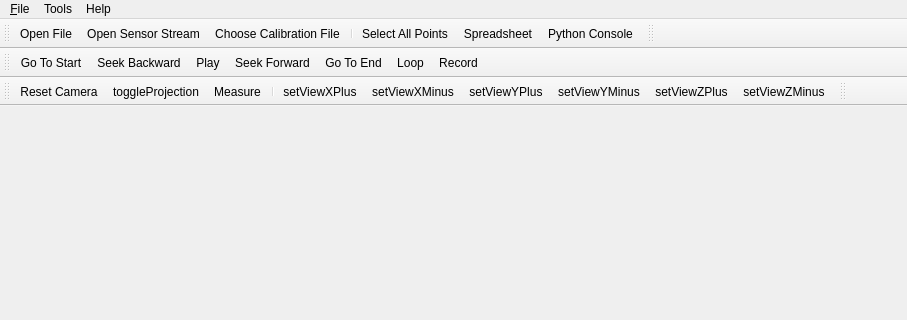
First picture: the form in vvMainWindow.ui, repository Kitware/VeloView, before the edit; both pictures show x 0 to 907 and y 0 to 320 of the 1070 by 645 pixel window.
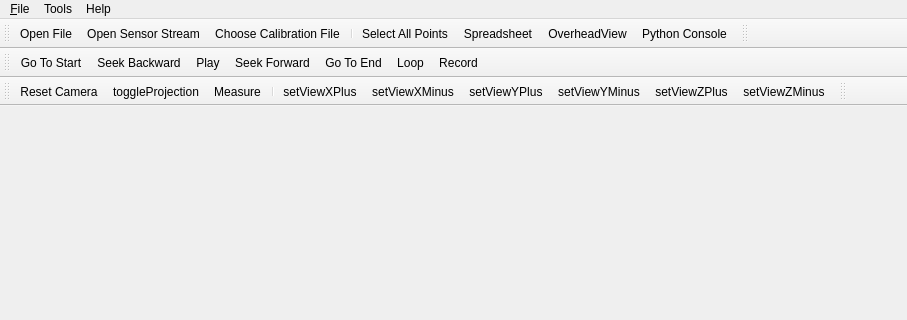
Second picture: the form after the edit. Icons and pictures are not drawn. Custom widgets are drawn as their Qt base class.

Commit message:
ENH: Add user interface for visualization position data
Includes a new overhead view which currently does not display
anything.

The edit to the form file:
```diff
--- a/vvMainWindow.ui
+++ b/vvMainWindow.ui
@@ -105,6 +105,7 @@
    <addaction name="separator"/>
    <addaction name="actionSelect_All_Points"/>
    <addaction name="actionSpreadsheet"/>
+   <addaction name="actionOverheadView"/>
    <addaction name="actionPython_Console"/>
   </widget>
   <widget class="pqColorToolbar" name="colorToolBar">
@@ -589,6 +590,14 @@
     <string>Measure the distance between two points: Press Control key and keep pressed left button of the mouse two place the two points of the ruler. To use this tool, the orthogonal projection view is obligatory.</string>
    </property>
   </action>
+  <action name="actionOverheadView">
+   <property name="checkable">
+    <bool>true</bool>
+   </property>
+   <property name="text">
+    <string>OverheadView</string>
+   </property>
+  </action>
  </widget>
  <customwidgets>
   <customwidget>
```
The commit also changes 3 other files.
